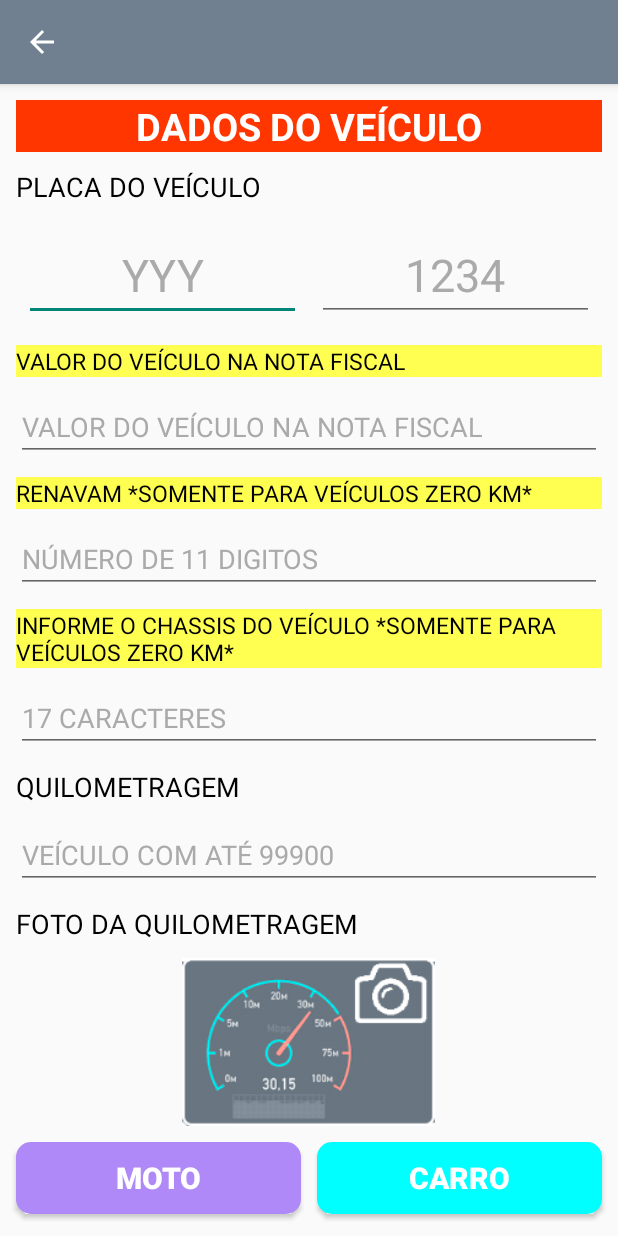
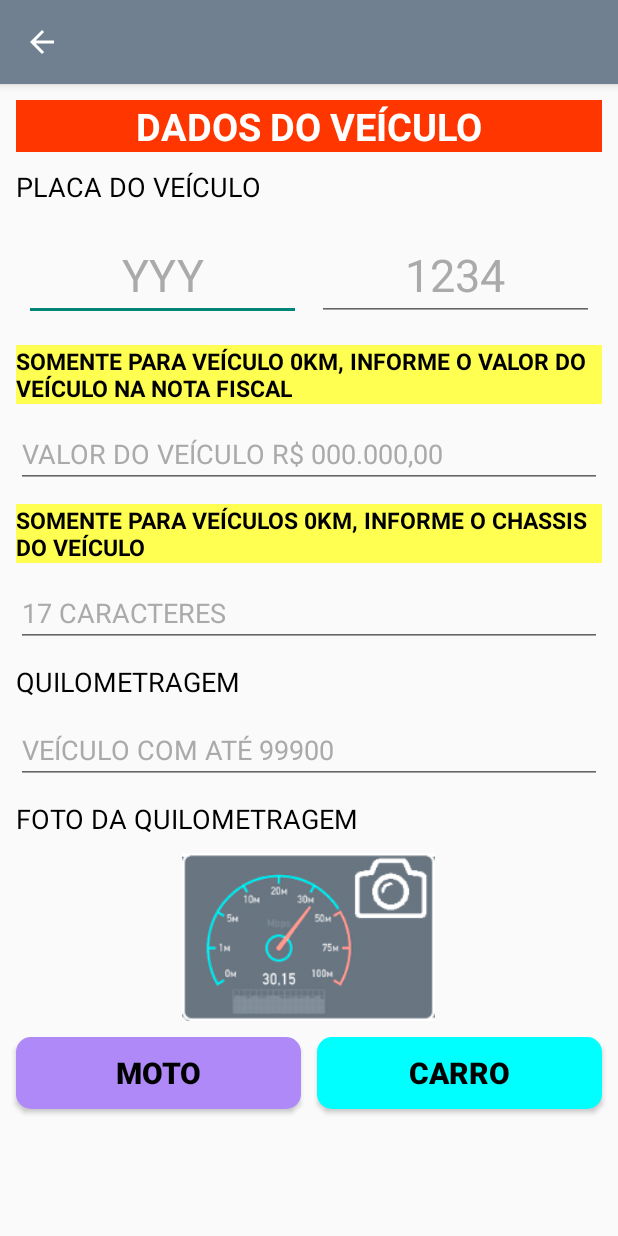
Before and after one commit to danthyl/AppMotoSeguros, an Android app: the FormularioVeiculoActivity screen opened directly, with no data from a screen before it, on a phone screen of 412 x 824 dp. Run offline under Robolectric (Android 15) with nearby library versions, the phone set to English and light mode, and no system bars; libraries missing offline, so code that uses them is left out: com.github.rtoshiro.util; network calls fail.

Commit message:
Atualização de interface

```diff
--- a/app/src/main/java/com/example/appmotoseguros/activities/FormularioVeiculoActivity.java
+++ b/app/src/main/java/com/example/appmotoseguros/activities/FormularioVeiculoActivity.java
@@ -71,7 +71,7 @@ public class FormularioVeiculoActivity extends AppCompatActivity {
     private void inicializacaoDosCampos() {
         campoPlacaNumero = findViewById(R.id.editPlacaNumeros);
         campoPlacaLetra = findViewById(R.id.editPlacaLetras);
-        campoRenavam = findViewById(R.id.editRenavam);
+        //campoRenavam = findViewById(R.id.editRenavam);
         campoQuilometragem = findViewById(R.id.editQuilo);
         campoValorVeiculo = findViewById(R.id.editValorVeiculo);
 
--- a/app/src/main/res/layout/activity_formulario_veiculo.xml
+++ b/app/src/main/res/layout/activity_formulario_veiculo.xml
@@ -92,11 +92,12 @@
                         android:id="@+id/subtitulo_valor"
                         android:layout_width="match_parent"
                         android:layout_height="wrap_content"
+                        android:layout_margin="5dp"
                         android:background="@color/colorDadosRenavan"
-                        android:layout_margin="5dp"
-                        android:text="@string/valor_veiculo"
+                        android:text="@string/subtitulo_valor_veiculo"
                         android:textColor="@android:color/black"
-                        android:textSize="15sp" />
+                        android:textSize="15sp"
+                        android:textStyle="bold" />
 
                     <EditText
                         android:id="@+id/editValorVeiculo"
@@ -110,7 +111,7 @@
                         android:inputType="number"
                         android:textColorHint="@android:color/darker_gray" />
 
-                    <TextView
+                    <!--<TextView
                         android:id="@+id/subtitulo_renavan"
                         android:layout_width="match_parent"
                         android:layout_height="wrap_content"
@@ -130,17 +131,18 @@
                         android:importantForAutofill="no"
                         android:inputType="number"
                         android:maxLength="11"
-                        android:textColorHint="@android:color/darker_gray" />
+                        android:textColorHint="@android:color/darker_gray" />-->
 
                     <TextView
                         android:id="@+id/subtitulo_chassis"
                         android:layout_width="match_parent"
                         android:layout_height="wrap_content"
+                        android:layout_margin="5dp"
                         android:background="@color/colorDadosRenavan"
-                        android:layout_margin="5dp"
                         android:text="@string/chassis"
                         android:textColor="@android:color/black"
-                        android:textSize="15sp" />
+                        android:textSize="15sp"
+                        android:textStyle="bold" />
 
                     <EditText
                         android:id="@+id/editChassis"
@@ -209,7 +211,7 @@
                             android:background="@drawable/button_moto"
                             android:onClick="ChamaFormularioQuestionario"
                             android:text="@string/btnmoto"
-                            android:textColor="@color/colortext"
+                            android:textColor="@android:color/black"
                             android:textSize="20sp"
                             android:textStyle="bold" />
 
@@ -222,7 +224,7 @@
                             android:background="@drawable/button_carro"
                             android:onClick="ChamaListaOfertasSemFormulario"
                             android:text="@string/btncarro"
-                            android:textColor="@color/colortext"
+                            android:textColor="@android:color/black"
                             android:textSize="20sp"
                             android:textStyle="bold" />
 
--- a/app/src/main/res/layout/activity_menu.xml
+++ b/app/src/main/res/layout/activity_menu.xml
@@ -42,7 +42,7 @@
         android:shadowColor="@color/bgColor_overlay_black"
         android:background="@drawable/button_cartao"
         android:text="@string/btncartao"
-        android:textColor="@color/colortext"
+        android:textColor="@android:color/black"
         android:textSize="35sp"
          />
 
--- a/app/src/main/res/values/string-array.xml
+++ b/app/src/main/res/values/string-array.xml
@@ -91,9 +91,9 @@
     </string-array>
 
     <string-array name="Spinner_tipoUtilizacao">
+        <item>LAZER EXCLUSIVAMENTE</item>
         <item>LOCOMOÇÃO/IDA-RETORNO LOCAL FIXO DE TRABALHO/LAZER</item>
         <item>ATIVIDADE PROFISSIONAL</item>
-        <item>LAZER EXCLUSIVAMENTE</item>
     </string-array>
 
 </resources>
--- a/app/src/main/res/values/strings.xml
+++ b/app/src/main/res/values/strings.xml
@@ -31,7 +31,7 @@
     <string name="renavam">RENAVAM *SOMENTE PARA VEÍCULOS ZERO KM*</string>
     <string name="campo_renavam">NÚMERO DE 11 DIGITOS</string>
     <string name="campo_chassis">17 CARACTERES</string>
-    <string name="chassis">INFORME O CHASSIS DO VEÍCULO *SOMENTE PARA VEÍCULOS ZERO KM*</string>
+    <string name="chassis">SOMENTE PARA VEÍCULOS 0KM, INFORME O CHASSIS DO VEÍCULO </string>
     <string name="quilometragem">QUILOMETRAGEM</string>
     <string name="campo_veiculo">VEÍCULO COM ATÉ 99900</string>
     <string name="foto_da_quilometragem">FOTO DA QUILOMETRAGEM</string>
@@ -52,7 +52,8 @@
     <string name="btncarro">CARRO</string>
     <string name="btncartao">CARTÃO DE CRÉDITO</string>
     <string name="btnmoto">MOTO</string>
-    <string name="valor_veiculo">VALOR DO VEÍCULO NA NOTA FISCAL</string>
+    <string name="subtitulo_valor_veiculo">SOMENTE PARA VEÍCULO 0KM, INFORME O VALOR DO VEÍCULO NA NOTA FISCAL</string>
+    <string name="valor_veiculo">VALOR DO VEÍCULO R$ 000.000,00</string>
     <string name="todo">TODO</string>
 
     <!-- Mensagens de erro -->
```
Also changed, not shown: app/src/main/res/layout/activity_formulario_veiculo_questionario.xml (+7 -1 lines), app/src/main/res/layout/spinner_item.xml (+23 -2 lines).
